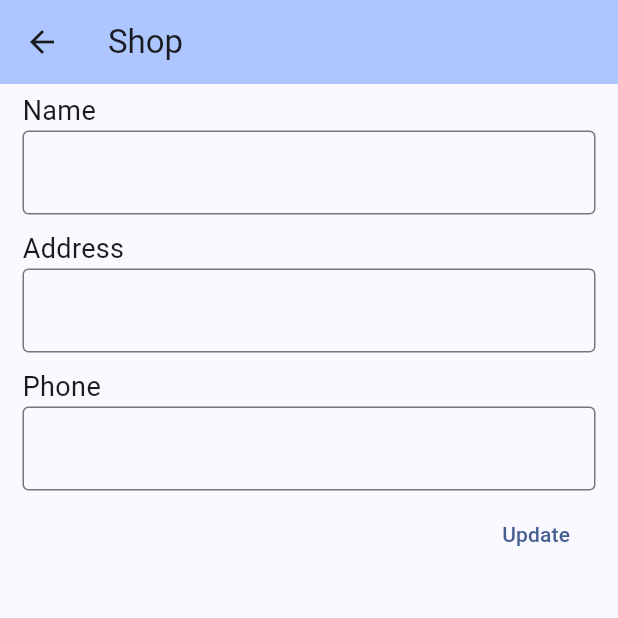
After one commit to HtunHtun-Win/win_pos, a Flutter app: the ShopInfoScreen screen opened directly, after a tap on "Update", on a phone screen of 412 x 824 dp, the top half of it. The commit adds this screen. Run offline on Flutter 3.47's test engine with Material 3 defaults, Android fonts, the phone set to English and light mode, and no system bars; our stand-ins replace get, sqflite; accounts and stored records are empty.

Commit message:
shop info update function complete

```diff
--- a/lib/setting/setting_screen.dart
+++ b/lib/setting/setting_screen.dart
@@ -2,6 +2,7 @@ import 'package:flutter/material.dart';
 import 'package:get/get.dart';
 import 'package:jue_pos/category/screens/category_screen.dart';
 import 'package:jue_pos/core/widgets/cust_drawer.dart';
+import 'package:jue_pos/shop/shop_info_screen.dart';
 import 'package:jue_pos/user/controllers/user_controller.dart';
 import 'package:jue_pos/user/models/user.dart';
 import 'package:jue_pos/user/screens/user_screen.dart';
@@ -20,7 +21,7 @@ class SettingScreen extends StatelessWidget {
       drawer: CustDrawer(user: User.fromMap(controller.current_user.toJson())),
       body: ListView(
         children: [
-          ListItem(context,Icon(Icons.house),"Company",(){}),
+          ListItem(context,Icon(Icons.house),"Shop",(){Get.to(()=>ShopInfoScreen());}),
           ListItem(context,Icon(Icons.people),"Users",(){Get.to(()=>UserScreen());}),
           ListItem(context,Icon(Icons.category),"Category",(){Get.to(()=>CategoryScreen());}),
         ],
--- /dev/null
+++ b/lib/shop/shop_info_controller.dart
@@ -0,0 +1,18 @@
+import 'package:get/get.dart';
+import 'package:jue_pos/shop/shop_info_services.dart';
+
+class ShopInfoController extends GetxController{
+
+  ShopInfoServices shopInfoServices = ShopInfoServices();
+  var shop = {}.obs;
+
+  Future<void> getAll() async{
+    var datas =  await shopInfoServices.getAll();
+    shop.value = datas;
+  }
+
+  Future<void> updateInfo(String name,String address,String phone) async{
+    await shopInfoServices.updateInfo(name, address, phone);
+  }
+
+}
--- /dev/null
+++ b/lib/shop/shop_info_repository.dart
@@ -0,0 +1,24 @@
+import 'package:jue_pos/core/database/db_helper.dart';
+
+class ShopInfoRepository{
+  DbHelper dbObj = DbHelper();
+
+  Future<Map> getAll() async{
+    final database = await dbObj.database;
+    var data = await database.query("shop_info");
+    return data[0];
+  }
+
+  Future<void> updateInfo(String name,String address,String phone) async{
+    final database = await dbObj.database;
+    await database.update(
+      "shop_info",
+      {
+        "shop_name" : name,
+        "shop_address" : address,
+        "shop_phone" : phone,
+      },
+      where: "id=1"
+    );
+  }
+}
--- /dev/null
+++ b/lib/shop/shop_info_screen.dart
@@ -0,0 +1,72 @@
+import 'package:flutter/material.dart';
+import 'package:get/get_state_manager/src/rx_flutter/rx_obx_widget.dart';
+import 'package:jue_pos/shop/shop_info_controller.dart';
+import 'package:jue_pos/shop/shop_model.dart';
+
+class ShopInfoScreen extends StatelessWidget {
+  ShopInfoScreen({super.key});
+  ShopInfoController shopInfoController = ShopInfoController();
+  TextEditingController nameController = TextEditingController();
+  TextEditingController addressController = TextEditingController();
+  TextEditingController phoneController = TextEditingController();
+
+  @override
+  Widget build(BuildContext context) {
+    shopInfoController.getAll();
+    return Scaffold(
+      appBar: AppBar(
+          title: Text('Shop'),
+          backgroundColor: Theme.of(context).colorScheme.inversePrimary,
+      ),
+      body: Obx((){
+        if(shopInfoController.shop.isNotEmpty){
+          ShopModel shopModel = ShopModel.fromMap(shopInfoController.shop);
+          nameController.text = shopModel.name!;
+          addressController.text = shopModel.address!;
+          phoneController.text = shopModel.phone!;
+        }
+        return Column(
+          crossAxisAlignment: CrossAxisAlignment.end,
+          children: [
+            inputField("Name",nameController),
+            inputField("Address",addressController),
+            inputField("Phone",phoneController),
+            Container(
+              padding: EdgeInsets.symmetric(horizontal: 20),
+              child:TextButton(onPressed: (){
+                shopInfoController.updateInfo(
+                    nameController.text,
+                    addressController.text,
+                    phoneController.text
+                );
+              }, child: Text("Update")),
+            )
+          ],
+        );
+      }),
+    );
+  }
+
+  Widget inputField(title,controller){
+    return Container(
+      margin: EdgeInsets.symmetric(vertical: 5,horizontal: 15),
+      child: Column(
+        crossAxisAlignment: CrossAxisAlignment.start,
+        children: [
+          Text(
+            title,
+            style: TextStyle(
+                fontSize: 18
+            ),
+          ),
+          TextField(
+            controller: controller,
+            decoration: InputDecoration(
+                border: OutlineInputBorder()
+            ),
+          )
+        ],
+      ),
+    );
+  }
+}
--- /dev/null
+++ b/lib/shop/shop_info_services.dart
@@ -0,0 +1,14 @@
+import 'package:jue_pos/shop/shop_info_repository.dart';
+
+class ShopInfoServices{
+  ShopInfoRepository shopInfoRepository = ShopInfoRepository();
+
+  Future<Map> getAll() async{
+    return await shopInfoRepository.getAll();
+  }
+
+  Future<void> updateInfo(String name,String address,String phone) async{
+    if(name.length>0) await shopInfoRepository.updateInfo(name, address, phone);
+  }
+
+}
--- /dev/null
+++ b/lib/shop/shop_model.dart
@@ -0,0 +1,13 @@
+class ShopModel{
+  int? id;
+  String? name;
+  String? address;
+  String? phone;
+
+  ShopModel.fromMap(Map shop){
+    id = shop["id"];
+    name = shop["shop_name"];
+    address = shop["shop_address"];
+    phone = shop["shop_phone"];
+  }
+}
--- a/lib/user/repository/user_repository.dart
+++ b/lib/user/repository/user_repository.dart
@@ -1,5 +1,3 @@
-import 'dart:math';
-
 import 'package:jue_pos/core/database/db_helper.dart';
 
 class UserRepository {
```
